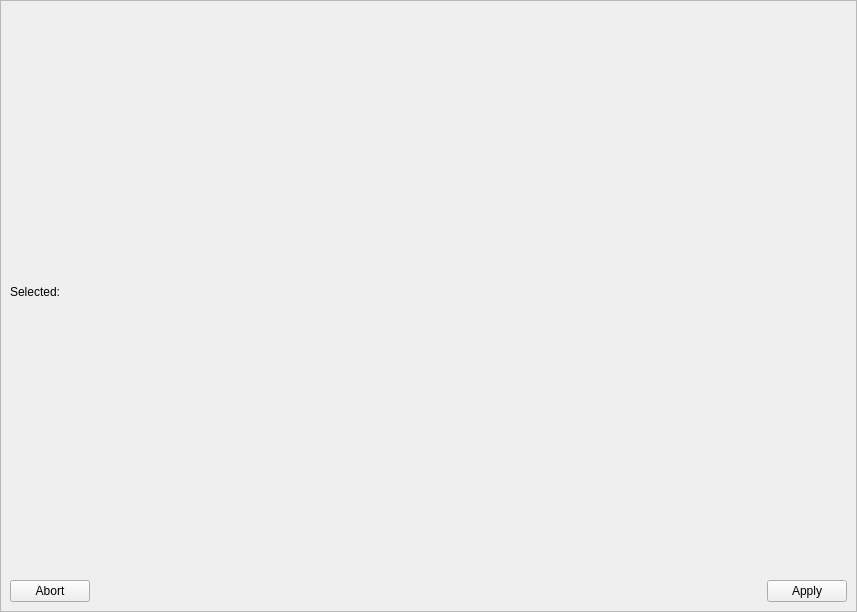
viur-framework/viur-admin, file ui/relationalselection.ui: the form before one commit.
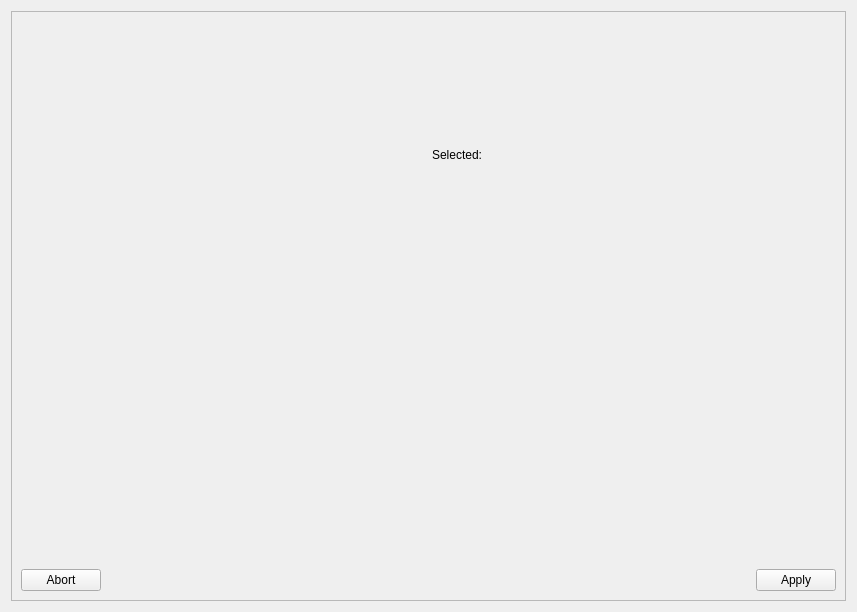
The form after the commit. Icons and pictures are not drawn.

Commit message: Changed layout of relationalSelection from vertical to horizontal

Diff of the .ui file:
```diff
--- a/ui/relationalselection.ui
+++ b/ui/relationalselection.ui
@@ -13,10 +13,7 @@
   <property name="windowTitle">
    <string>Form</string>
   </property>
-  <layout class="QVBoxLayout" name="verticalLayout">
-   <property name="margin">
-    <number>0</number>
-   </property>
+  <layout class="QVBoxLayout" name="verticalLayout_3">
    <item>
     <widget class="QScrollArea" name="scrollArea">
      <property name="widgetResizable">
@@ -27,15 +24,19 @@
        <rect>
         <x>0</x>
         <y>0</y>
-        <width>855</width>
-        <height>610</height>
+        <width>843</width>
+        <height>598</height>
        </rect>
       </property>
       <layout class="QVBoxLayout" name="verticalLayout_2">
        <item>
+        <layout class="QHBoxLayout" name="horizontalLayout">
+         <item>
         <widget class="QWidget" name="tableWidget" native="true"/>
        </item>
        <item>
+          <layout class="QVBoxLayout" name="verticalLayout">
+           <item>
         <widget class="QLabel" name="lblSelected">
          <property name="text">
           <string>Selected:</string>
@@ -44,6 +45,10 @@
        </item>
        <item>
         <widget class="QWidget" name="listSelected" native="true"/>
+           </item>
+          </layout>
+         </item>
+        </layout>
        </item>
        <item>
         <layout class="QHBoxLayout" name="horizontalLayout_2">
```
Lines whose indentation alone changed are shown as unchanged. The commit also changes 1 other file.
